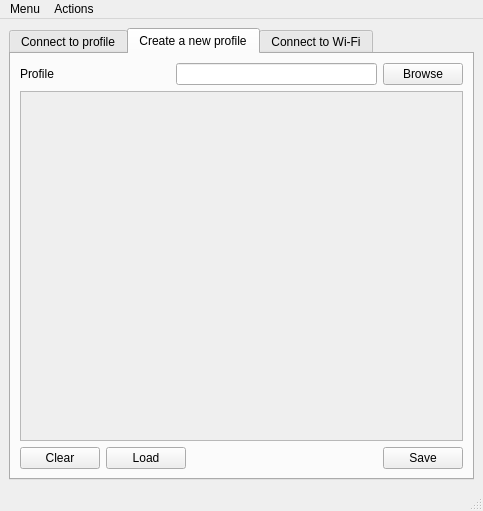
Qt form sources/gui/src/mainwindow.ui (arcan1s/netctl-gui) before a commit.
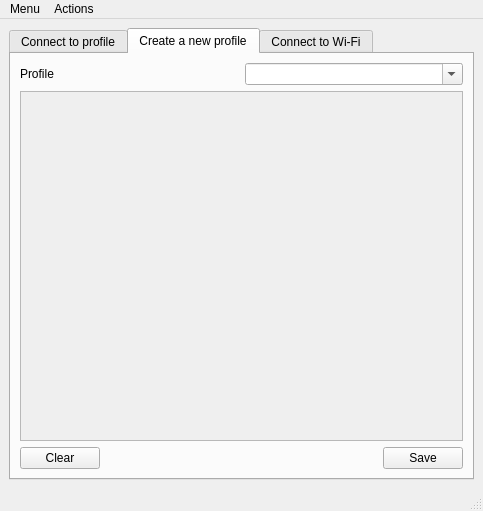
The same form after that commit. The open tabs and pages were chosen to show the change. Icons and pictures are not drawn.

Commit message: change lineEdit to comboBox add clear() function to profile tab

```diff
--- a/sources/gui/src/mainwindow.ui
+++ b/sources/gui/src/mainwindow.ui
@@ -159,12 +159,12 @@
            </widget>
           </item>
           <item>
-           <widget class="QLineEdit" name="lineEdit_profile"/>
-          </item>
-          <item>
-           <widget class="QPushButton" name="pushButton_profile">
-            <property name="text">
-             <string>Browse</string>
+           <widget class="QComboBox" name="comboBox_profile">
+            <property name="acceptDrops">
+             <bool>true</bool>
+            </property>
+            <property name="editable">
+             <bool>true</bool>
             </property>
            </widget>
           </item>
@@ -203,13 +203,6 @@
             </property>
            </widget>
           </item>
-          <item>
-           <widget class="QPushButton" name="pushButton_profileLoad">
-            <property name="text">
-             <string>Load</string>
-            </property>
-           </widget>
-          </item>
           <item>
            <spacer name="spacer_newProfileButtons">
             <property name="orientation">
```
Left out of the diff: 3 changed lines with no effect on the pictures. The commit also changes 14 other files.
